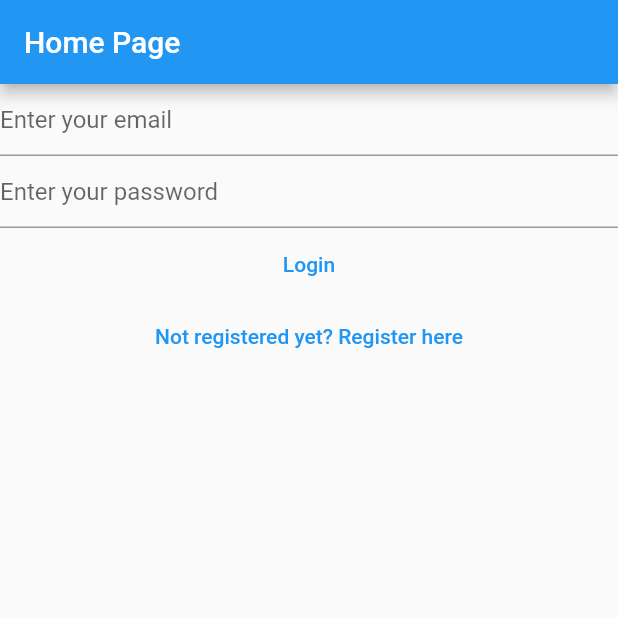
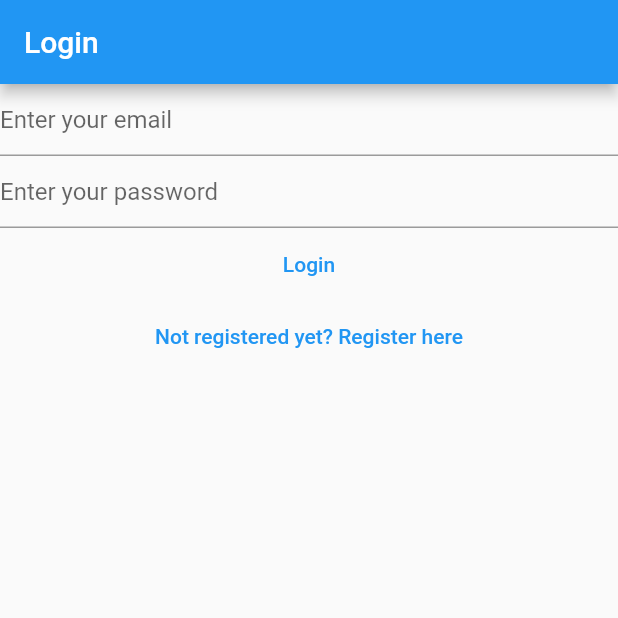
Before and after one commit to Essenbay/study-flutter-MyNotes, a Flutter app: the screen it shows after launch, on a phone screen of 412 x 824 dp, the top half of it. Run offline on Flutter 3.47's test engine with Material 2 defaults, Android fonts, the phone set to English and light mode, and no system bars; our stand-ins replace firebase_auth, firebase_core; accounts and stored records are empty.

Commit message:
modified:   lib/main.dart 	modified:   lib/views/login_view.dart 	modified:   lib/views/register_view.dart 	new file:   lib/views/verify_email.dart

```diff
--- a/lib/main.dart
+++ b/lib/main.dart
@@ -3,6 +3,7 @@ import 'package:flutter/material.dart';
 import 'package:mynote/views/login_view.dart';
 import 'package:firebase_core/firebase_core.dart';
 import 'package:mynote/views/register_view.dart';
+import 'package:mynote/views/verify_email.dart';
 import '../firebase_options.dart';
 
 void main() {
@@ -15,7 +16,8 @@ void main() {
     home: const Homepage(),
     routes: {
       '/login': ((context) => const LoginView()),
-      '/register' :(context) => const RegisterView(),
+      '/register': (context) => const RegisterView(),
+      '/verify-email':(context) => const VerifyEmailView()
     },
   ));
 }
@@ -25,9 +27,7 @@ class Homepage extends StatelessWidget {
 
   @override
   Widget build(BuildContext context) {
-    return Scaffold(
-        appBar: AppBar(title: const Text("Home Page")),
-        body: FutureBuilder(
+    return FutureBuilder(
       future: Firebase.initializeApp(
         options: DefaultFirebaseOptions.currentPlatform,
       ),
@@ -43,31 +43,9 @@ class Homepage extends StatelessWidget {
             // break;
             return const LoginView();
           default:
-                return const Text("Loading");
+            return const CircularProgressIndicator();
         }
       },
-        ));
+    );
   }
 }
-
-class VerifyEmailView extends StatefulWidget {
-  const VerifyEmailView({super.key});
-
-  @override
-  State<VerifyEmailView> createState() => _VerifyEmailViewState();
-}
-
-class _VerifyEmailViewState extends State<VerifyEmailView> {
-  @override
-  Widget build(BuildContext context) {
-    return Column(children: [
-      Text('Please verify your email address:'),
-      TextButton(
-          onPressed: () async {
-            final user = FirebaseAuth.instance.currentUser;
-            await user?.sendEmailVerification();
-          },
-          child: const Text('Send email verification'))
-    ]);
-  }
-}
--- a/lib/views/login_view.dart
+++ b/lib/views/login_view.dart
@@ -31,7 +31,9 @@ class _LoginViewState extends State<LoginView> {
 
   @override
   Widget build(BuildContext context) {
-    return Column(
+    return Scaffold(
+      appBar: AppBar(title: const Text("Login")),
+      body: Column(
         children: [
           TextField(
             controller: _email,
@@ -70,13 +72,13 @@ class _LoginViewState extends State<LoginView> {
               },
               child: const Text('Login')),
           TextButton(
-              onPressed: (){
-                Navigator.of(context).pushNamedAndRemoveUntil(
-                  '/register',
-                  (route) => false);
+              onPressed: () {
+                Navigator.of(context)
+                    .pushNamedAndRemoveUntil('/register', (route) => false);
               },
               child: const Text('Not registered yet? Register here'))
         ],
+      ),
     );
   }
 }
--- a/lib/views/register_view.dart
+++ b/lib/views/register_view.dart
@@ -32,7 +32,9 @@ class _RegisterViewState extends State<RegisterView> {
   @override
   Widget build(BuildContext context) {
     return Scaffold(
-      appBar: AppBar(title: const Text('Register'),),
+      appBar: AppBar(
+        title: const Text('Register'),
+      ),
       body: Column(
         children: [
           TextField(
@@ -74,6 +76,12 @@ class _RegisterViewState extends State<RegisterView> {
                 }
               },
               child: const Text('Register')),
+          TextButton(
+              onPressed: () {
+                Navigator.of(context)
+                    .pushNamedAndRemoveUntil('/login', (route) => false);
+              },
+              child: const Text('Already have an account? Login here'))
         ],
       ),
     );
```
Also changed, not shown: lib/views/verify_email.dart (added, +27 -0 lines). Lines whose indentation alone changed are shown as unchanged.
